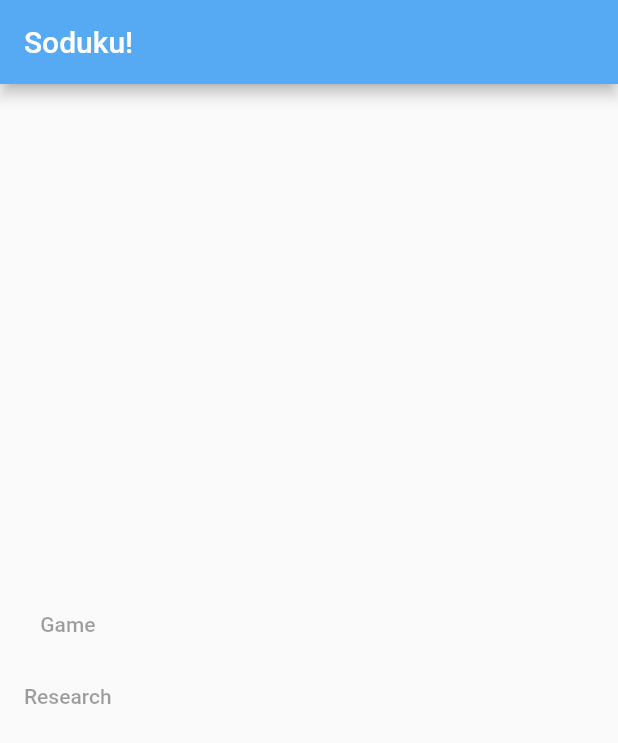
After one commit to nikolk1/sudokuApp, a Flutter app: the screen it shows after launch, on a phone screen of 412 x 824 dp. The commit adds this screen. Shown: the top 743 px of the screen. Run offline on Flutter 3.47's test engine with Material 2 defaults, Android fonts, the phone set to English and light mode, and no system bars; missing offline and left inert: dart:ffi.

Commit message:
basic menu screen (put some buttons)

```diff
--- a/lib/app.dart
+++ b/lib/app.dart
@@ -1,10 +1,11 @@
 import 'package:flutter/material.dart';
+import 'package:soduku_app/menu_screen.dart';
 import 'appBar.dart';
 
 class SodukuApp extends StatelessWidget {
   @override
   Widget build(BuildContext context)
   {
-    return MaterialApp(title: 'Soduku', home: SodukuBar());
+    return MaterialApp(title: 'Soduku', home: MenuScreen());
   }
 }
--- /dev/null
+++ b/lib/menu_screen.dart
@@ -0,0 +1,21 @@
+import 'package:flutter/material.dart';
+
+class MenuScreen extends StatelessWidget {
+  @override
+  Widget build(BuildContext context)
+  {
+    return Scaffold(
+      appBar: AppBar(
+        title: Text('Soduku!'),
+        backgroundColor: Color.fromRGBO(86, 169, 243, 25),
+        ),
+        body: Column (
+          mainAxisAlignment: MainAxisAlignment.center,
+          children: [
+            FlatButton(child: Text("Game")),
+            FlatButton(child: Text("Research"), onPressed: null)
+          ],
+        ),
+      );
+  }
+}
```
